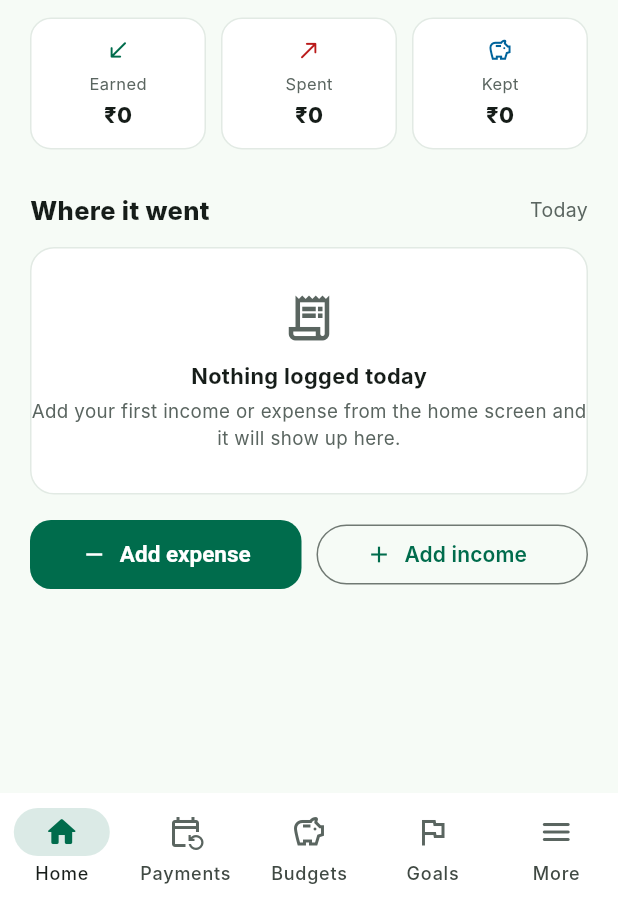
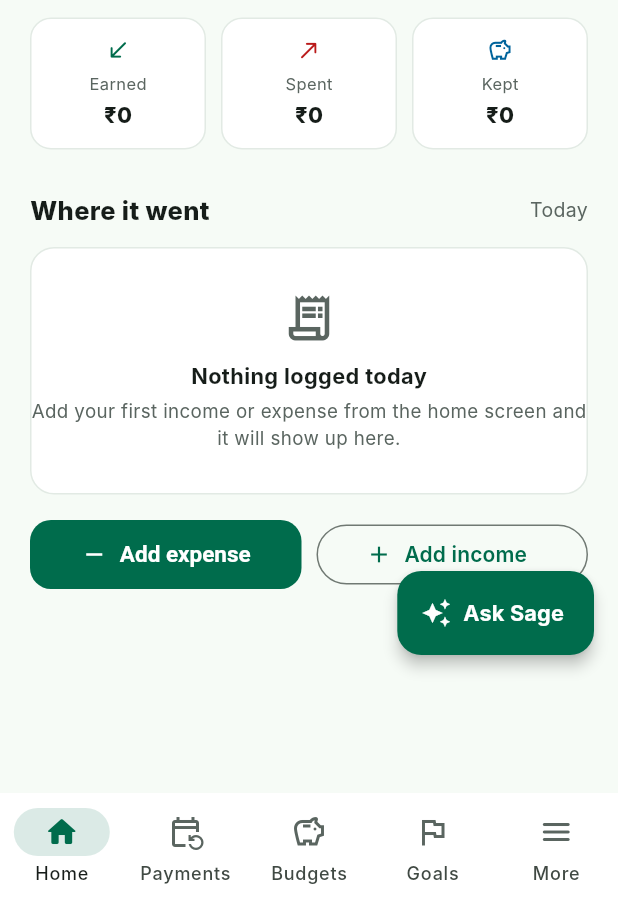
Before and after one commit to Ashish-xo/Safe-To-Spend, a Flutter app: the screen it shows after launch, on a phone screen of 412 x 824 dp, the part 335-1236 px from its top. Run offline on Flutter 3.47's test engine with Material 3 defaults, Android fonts, the phone set to English and light mode, and no system bars; our stand-ins replace fl_chart, shared_preferences, sqflite; accounts and stored records are empty; Roboto replaces fonts that are missing (Inter).

Commit message:
Add floating 'Ask Sage' button on Home for one-tap AI access

```diff
--- a/lib/screens/home/home_screen.dart
+++ b/lib/screens/home/home_screen.dart
@@ -6,6 +6,7 @@ import '../../models/user_settings_model.dart';
 import '../../models/transaction_model.dart';
 import '../../services/app_store.dart';
 import '../home/add_transaction_sheet.dart';
+import '../assistant/assistant_screen.dart';
 
 /// Home screen matching the APK's dashboard:
 /// time-of-day greeting + date, SAFE TO SPEND hero card with "How this is
@@ -63,6 +64,13 @@ class _HomeScreenState extends State<HomeScreen> {
     );
   }
 
+  void _openSage() {
+    Navigator.push(
+      context,
+      MaterialPageRoute(builder: (_) => const AssistantScreen()),
+    );
+  }
+
   String get _greeting {
     final h = DateTime.now().hour;
     if (h < 12) return 'GOOD MORNING';
@@ -87,9 +95,22 @@ class _HomeScreenState extends State<HomeScreen> {
     final keptToday = earnedToday - spentToday;
 
     return Scaffold(
+      // Floating "Ask Sage" button — one-tap access to the AI assistant.
+      floatingActionButton: Padding(
+        padding: const EdgeInsets.only(bottom: 76),
+        child: FloatingActionButton.extended(
+          onPressed: _openSage,
+          backgroundColor: AppColors.primaryGreen,
+          foregroundColor: Colors.white,
+          elevation: 4,
+          icon: const Icon(Icons.auto_awesome, size: 20),
+          label: const Text('Ask Sage',
+              style: TextStyle(fontWeight: FontWeight.w700, fontSize: 14.5)),
+        ),
+      ),
       body: SafeArea(
         child: ListView(
-          padding: const EdgeInsets.fromLTRB(20, 16, 20, 24),
+          padding: const EdgeInsets.fromLTRB(20, 16, 20, 110),
           children: [
             // Greeting + date
             Text(_greeting,
```
